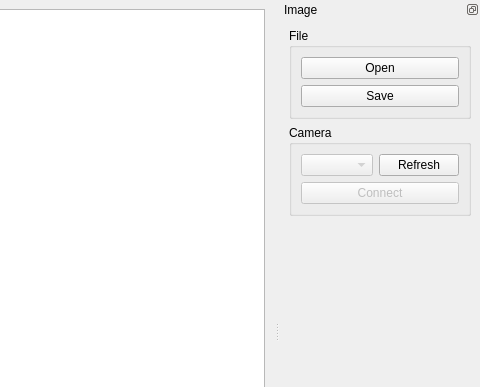
Qt form acquisition/andor/direct_manip.ui (zachrahan/zplab) before a commit; both pictures show x 509 to 989 and y 0 to 387 of the 989 by 683 pixel window.
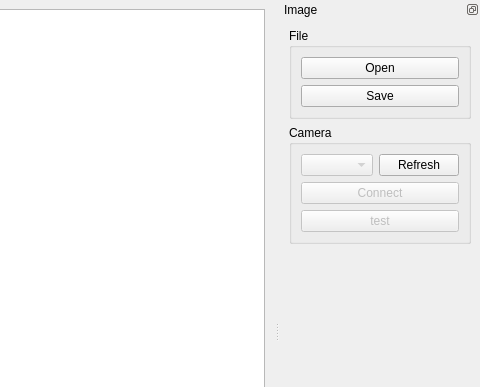
The same form after that commit.

Commit message: Add test button.  When clicked: gets PixelEncoding value from camera, displays it in messagebox.

Diff of the .ui file:
```diff
--- a/acquisition/andor/direct_manip.ui
+++ b/acquisition/andor/direct_manip.ui
@@ -121,6 +121,16 @@
           </property>
          </widget>
         </item>
+        <item>
+         <widget class="QPushButton" name="testButton">
+          <property name="enabled">
+           <bool>false</bool>
+          </property>
+          <property name="text">
+           <string>test</string>
+          </property>
+         </widget>
+        </item>
        </layout>
       </widget>
      </item>
```
Left out of the diff: 17 changed lines with no effect on the pictures. The commit also changes 2 other files.
